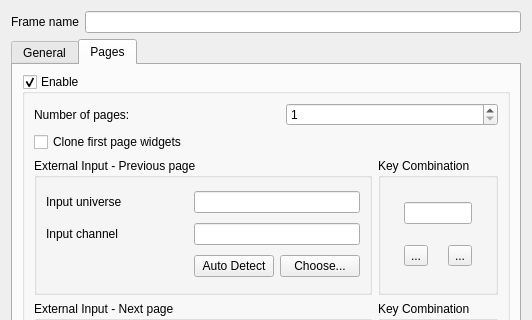
Qt form ui/src/virtualconsole/vcframeproperties.ui (mcallegari/qlcplus) before a commit; both pictures show x 0 to 532 and y 0 to 320 of the 532 by 482 pixel window.
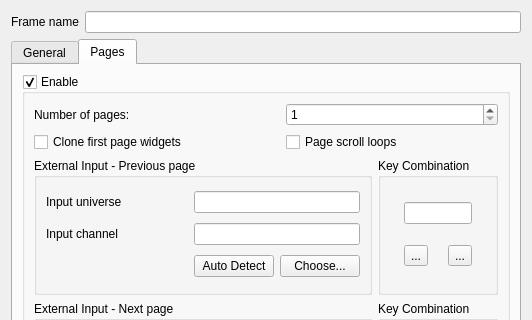
The same form after that commit. The open tabs and pages were chosen to show the change. Icons and pictures are not drawn.

Commit message: VCFrames: allow to enable page scroll loop

Patch:
```diff
--- a/ui/src/virtualconsole/vcframeproperties.ui
+++ b/ui/src/virtualconsole/vcframeproperties.ui
@@ -582,6 +582,13 @@
             </property>
            </widget>
           </item>
+          <item row="2" column="2" colspan="2">
+           <widget class="QCheckBox" name="m_pagesLoopCheck">
+            <property name="text">
+             <string>Page scroll loops</string>
+            </property>
+           </widget>
+          </item>
          </layout>
         </widget>
        </item>
```
The commit also changes 4 other files.
